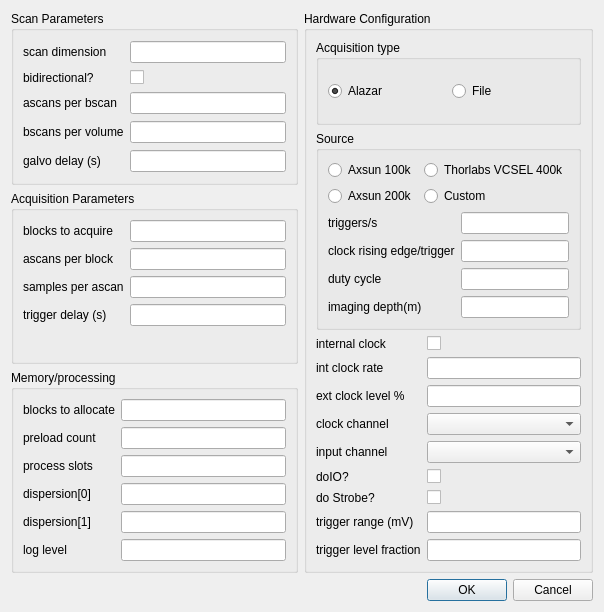
djsperka/vortup, file VtxEngineParamsDialog.ui: the form before one commit.
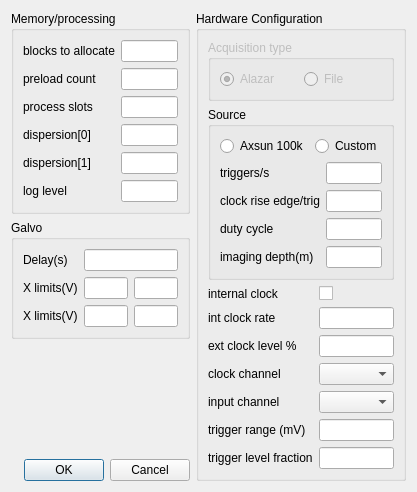
The form after the commit.

Commit message: Incorporated Etc dialog. Plots incorrect for volumes with >1 bscan.

The edit to the form file:
```diff
--- a/VtxEngineParamsDialog.ui
+++ b/VtxEngineParamsDialog.ui
@@ -6,130 +6,16 @@
    <rect>
     <x>0</x>
     <y>0</y>
-    <width>604</width>
-    <height>612</height>
+    <width>417</width>
+    <height>467</height>
    </rect>
   </property>
   <property name="windowTitle">
    <string>Dialog</string>
   </property>
-  <layout class="QVBoxLayout" name="verticalLayout_2">
-   <item>
     <layout class="QHBoxLayout" name="horizontalLayout">
      <item>
       <layout class="QVBoxLayout" name="verticalLayout">
-       <item>
-        <widget class="QGroupBox" name="groupBox">
-         <property name="title">
-          <string>Scan Parameters</string>
-         </property>
-         <layout class="QGridLayout" name="gridLayout">
-          <item row="2" column="0">
-           <widget class="QLabel" name="label_3">
-            <property name="text">
-             <string>ascans per bscan</string>
-            </property>
-           </widget>
-          </item>
-          <item row="1" column="1">
-           <widget class="QCheckBox" name="checkBoxBidirectional">
-            <property name="text">
-             <string/>
-            </property>
-           </widget>
-          </item>
-          <item row="3" column="0">
-           <widget class="QLabel" name="label_4">
-            <property name="text">
-             <string>bscans per volume</string>
-            </property>
-           </widget>
-          </item>
-          <item row="1" column="0">
-           <widget class="QLabel" name="label_2">
-            <property name="text">
-             <string>bidirectional?</string>
-            </property>
-           </widget>
-          </item>
-          <item row="4" column="0">
-           <widget class="QLabel" name="label_5">
-            <property name="text">
-             <string>galvo delay (s)</string>
-            </property>
-           </widget>
-          </item>
-          <item row="0" column="0">
-           <widget class="QLabel" name="label">
-            <property name="text">
-             <string>scan dimension</string>
-            </property>
-           </widget>
-          </item>
-          <item row="4" column="1">
-           <widget class="QLineEdit" name="lineEditGalvoDelay"/>
-          </item>
-          <item row="2" column="1">
-           <widget class="QLineEdit" name="lineEditAscansPerBscan"/>
-          </item>
-          <item row="0" column="1">
-           <widget class="QLineEdit" name="lineEditScanDimension"/>
-          </item>
-          <item row="3" column="1">
-           <widget class="QLineEdit" name="lineEditBscansPerVolume"/>
-          </item>
-         </layout>
-        </widget>
-       </item>
-       <item>
-        <widget class="QGroupBox" name="groupBox_2">
-         <property name="title">
-          <string>Acquisition Parameters</string>
-         </property>
-         <layout class="QFormLayout" name="formLayout">
-          <item row="0" column="0">
-           <widget class="QLabel" name="label_6">
-            <property name="text">
-             <string>blocks to acquire</string>
-            </property>
-           </widget>
-          </item>
-          <item row="0" column="1">
-           <widget class="QLineEdit" name="lineEditBlocksToAcquire"/>
-          </item>
-          <item row="1" column="0">
-           <widget class="QLabel" name="label_7">
-            <property name="text">
-             <string>ascans per block</string>
-            </property>
-           </widget>
-          </item>
-          <item row="1" column="1">
-           <widget class="QLineEdit" name="lineEditAscansPerBlock"/>
-          </item>
-          <item row="2" column="0">
-           <widget class="QLabel" name="label_8">
-            <property name="text">
-             <string>samples per ascan</string>
-            </property>
-           </widget>
-          </item>
-          <item row="2" column="1">
-           <widget class="QLineEdit" name="lineEditSamplesPerAscan"/>
-          </item>
-          <item row="3" column="0">
-           <widget class="QLabel" name="label_9">
-            <property name="text">
-             <string>trigger delay (s)</string>
-            </property>
-           </widget>
-          </item>
-          <item row="3" column="1">
-           <widget class="QLineEdit" name="lineEditTriggerDelay"/>
-          </item>
-         </layout>
-        </widget>
-       </item>
        <item>
         <widget class="QGroupBox" name="groupBox_5">
          <property name="title">
@@ -199,18 +85,95 @@
          </layout>
         </widget>
        </item>
-      </layout>
+     <item>
+      <widget class="QGroupBox" name="groupBox">
+       <property name="title">
+        <string>Galvo</string>
+       </property>
+       <layout class="QGridLayout" name="gridLayout">
+        <item row="0" column="0">
+         <widget class="QLabel" name="label">
+          <property name="text">
+           <string>Delay(s)</string>
+          </property>
+         </widget>
+        </item>
+        <item row="0" column="1" colspan="2">
+         <widget class="QLineEdit" name="lineEditGalvoDelay"/>
+        </item>
+        <item row="1" column="0">
+         <widget class="QLabel" name="label_2">
+          <property name="text">
+           <string>X limits(V)</string>
+          </property>
+         </widget>
+        </item>
+        <item row="1" column="1">
+         <widget class="QLineEdit" name="lineEditGalvoXmin"/>
+        </item>
+        <item row="1" column="2">
+         <widget class="QLineEdit" name="lineEditGalvoXmax"/>
+        </item>
+        <item row="2" column="0">
+         <widget class="QLabel" name="label_3">
+          <property name="text">
+           <string>X limits(V)</string>
+          </property>
+         </widget>
+        </item>
+        <item row="2" column="1">
+         <widget class="QLineEdit" name="lineEditGalvoYmin">
+          <property name="text">
+           <string/>
+          </property>
+         </widget>
+        </item>
+        <item row="2" column="2">
+         <widget class="QLineEdit" name="lineEditGalvoYmax">
+          <property name="text">
+           <string/>
+          </property>
+         </widget>
+        </item>
+       </layout>
+      </widget>
      </item>
      <item>
-      <layout class="QVBoxLayout" name="verticalLayout_3">
+      <spacer name="verticalSpacer">
+       <property name="orientation">
+        <enum>Qt::Vertical</enum>
+       </property>
+       <property name="sizeHint" stdset="0">
+        <size>
+         <width>20</width>
+         <height>40</height>
+        </size>
+       </property>
+      </spacer>
+     </item>
+     <item>
+      <widget class="QDialogButtonBox" name="buttonBoxMain">
+       <property name="orientation">
+        <enum>Qt::Horizontal</enum>
+       </property>
+       <property name="standardButtons">
+        <set>QDialogButtonBox::Cancel|QDialogButtonBox::Ok</set>
+       </property>
+      </widget>
+     </item>
+    </layout>
+   </item>
        <item>
         <widget class="QGroupBox" name="groupBox_3">
          <property name="title">
           <string>Hardware Configuration</string>
          </property>
-         <layout class="QVBoxLayout" name="verticalLayout_4">
+     <layout class="QVBoxLayout" name="verticalLayout_3">
           <item>
            <widget class="QGroupBox" name="groupBox_6">
+        <property name="enabled">
+         <bool>false</bool>
+        </property>
             <property name="title">
              <string>Acquisition type</string>
             </property>
@@ -240,10 +203,10 @@
             <property name="title">
              <string>Source</string>
             </property>
-            <layout class="QVBoxLayout" name="verticalLayout_5">
+        <layout class="QVBoxLayout" name="verticalLayout_2">
              <item>
-              <layout class="QGridLayout" name="gridLayout_2">
-               <item row="0" column="0">
+          <layout class="QHBoxLayout" name="horizontalLayout_3">
+           <item>
                 <widget class="QRadioButton" name="rbAxsun100k">
                  <property name="text">
                   <string>Axsun 100k</string>
@@ -253,7 +216,7 @@
                  </attribute>
                 </widget>
                </item>
-               <item row="1" column="1">
+           <item>
                 <widget class="QRadioButton" name="rbCustom">
                  <property name="text">
                   <string>Custom</string>
@@ -263,26 +226,6 @@
                  </attribute>
                 </widget>
                </item>
-               <item row="0" column="1">
-                <widget class="QRadioButton" name="rbThorlabs400k">
-                 <property name="text">
-                  <string>Thorlabs VCSEL 400k</string>
-                 </property>
-                 <attribute name="buttonGroup">
-                  <string notr="true">buttonGroupSource</string>
-                 </attribute>
-                </widget>
-               </item>
-               <item row="1" column="0">
-                <widget class="QRadioButton" name="rbAxsun200k">
-                 <property name="text">
-                  <string>Axsun 200k</string>
-                 </property>
-                 <attribute name="buttonGroup">
-                  <string notr="true">buttonGroupSource</string>
-                 </attribute>
-                </widget>
-               </item>
               </layout>
              </item>
              <item>
@@ -297,7 +240,7 @@
                <item row="1" column="0">
                 <widget class="QLabel" name="label_11">
                  <property name="text">
-                  <string>clock rising edge/trigger</string>
+              <string>clock rise edge/trig</string>
                  </property>
                 </widget>
                </item>
@@ -355,6 +298,9 @@
               </property>
              </widget>
             </item>
+        <item row="1" column="1">
+         <widget class="QLineEdit" name="lineEditInternalClockRate"/>
+        </item>
             <item row="2" column="0">
              <widget class="QLabel" name="label_16">
               <property name="text">
@@ -362,6 +308,9 @@
               </property>
              </widget>
             </item>
+        <item row="2" column="1">
+         <widget class="QLineEdit" name="lineEditExternalClockLevelPct"/>
+        </item>
             <item row="3" column="0">
              <widget class="QLabel" name="label_17">
               <property name="text">
@@ -383,76 +332,28 @@
              <widget class="QComboBox" name="comboBoxInputChannel"/>
             </item>
             <item row="5" column="0">
-             <widget class="QLabel" name="label_19">
-              <property name="text">
-               <string>doIO?</string>
-              </property>
-             </widget>
-            </item>
-            <item row="5" column="1">
-             <widget class="QCheckBox" name="checkBoxDoIO">
-              <property name="text">
-               <string/>
-              </property>
-             </widget>
-            </item>
-            <item row="6" column="0">
-             <widget class="QLabel" name="label_20">
-              <property name="text">
-               <string>do Strobe?</string>
-              </property>
-             </widget>
-            </item>
-            <item row="6" column="1">
-             <widget class="QCheckBox" name="checkBoxDoStrobe">
-              <property name="text">
-               <string/>
-              </property>
-             </widget>
-            </item>
-            <item row="7" column="0">
              <widget class="QLabel" name="label_21">
               <property name="text">
                <string>trigger range (mV)</string>
               </property>
              </widget>
             </item>
-            <item row="8" column="0">
+        <item row="5" column="1">
+         <widget class="QLineEdit" name="lineEditTriggerRange"/>
+        </item>
+        <item row="6" column="0">
              <widget class="QLabel" name="label_22">
               <property name="text">
                <string>trigger level fraction</string>
               </property>
              </widget>
             </item>
-            <item row="1" column="1">
-             <widget class="QLineEdit" name="lineEditInternalClockRate"/>
-            </item>
-            <item row="2" column="1">
-             <widget class="QLineEdit" name="lineEditExternalClockLevelPct"/>
-            </item>
-            <item row="7" column="1">
-             <widget class="QLineEdit" name="lineEditTriggerRange"/>
-            </item>
-            <item row="8" column="1">
+        <item row="6" column="1">
              <widget class="QLineEdit" name="lineEditTriggerLevelFraction"/>
             </item>
            </layout>
           </item>
          </layout>
-        </widget>
-       </item>
-      </layout>
-     </item>
-    </layout>
-   </item>
-   <item>
-    <widget class="QDialogButtonBox" name="buttonBoxMain">
-     <property name="orientation">
-      <enum>Qt::Horizontal</enum>
-     </property>
-     <property name="standardButtons">
-      <set>QDialogButtonBox::Cancel|QDialogButtonBox::Ok</set>
-     </property>
     </widget>
    </item>
   </layout>
```
Lines whose indentation alone changed are shown as unchanged. The commit also changes 5 other files.
